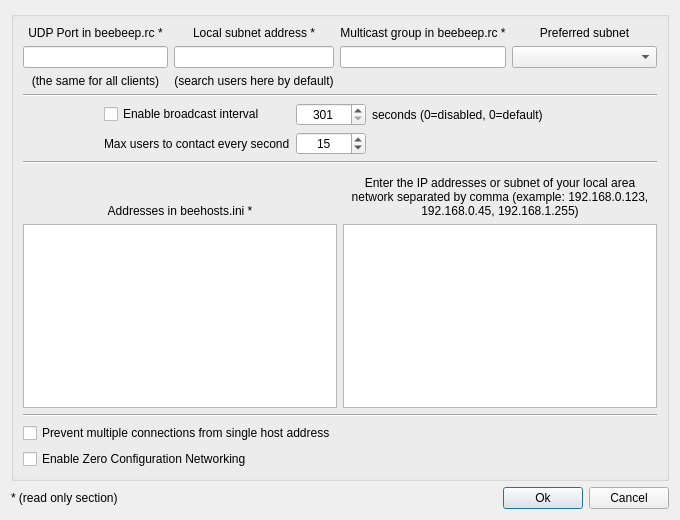
Qt form src/desktop/GuiNetwork.ui (hwgao/beebeep) before a commit.
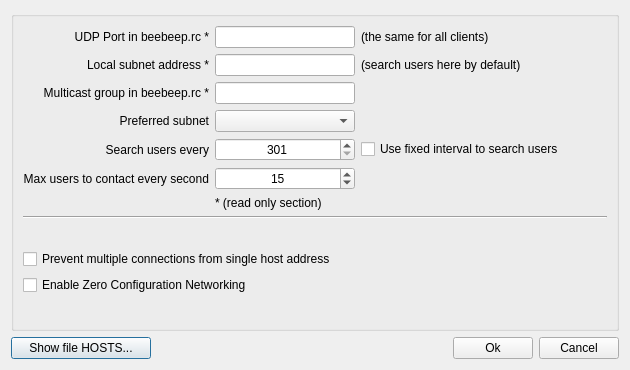
The same form after that commit.

Commit message: Developing of 4.0.1 started - Removed debug message on focus changed - Connections are now deleted after closing (to test) - Tick counter is in another thread (not blocked by GUI) - Only 1 timer in application managed by TickManager - Network Manager has now a simplified GUI

```diff
--- a/src/desktop/GuiNetwork.ui
+++ b/src/desktop/GuiNetwork.ui
@@ -6,16 +6,52 @@
    <rect>
     <x>0</x>
     <y>0</y>
-    <width>680</width>
-    <height>520</height>
+    <width>630</width>
+    <height>370</height>
    </rect>
   </property>
-  <layout class="QGridLayout" name="gridLayout_5">
+  <layout class="QGridLayout" name="gridLayout_3">
    <item row="0" column="0" colspan="4">
     <widget class="QGroupBox" name="mp_boxBroadcast">
-     <layout class="QGridLayout" name="gridLayout_4">
-      <item row="0" column="0">
+     <layout class="QGridLayout" name="gridLayout_2">
+      <item row="4" column="0" colspan="2">
+       <widget class="QCheckBox" name="mp_cbPreventMultipleConnectionsFromSingleHostAddress">
+        <property name="text">
+         <string>Prevent multiple connections from single host address</string>
+        </property>
+       </widget>
+      </item>
+      <item row="2" column="0" colspan="3">
+       <widget class="Line" name="line_2">
+        <property name="orientation">
+         <enum>Qt::Horizontal</enum>
+        </property>
+       </widget>
+      </item>
+      <item row="0" column="0" colspan="3">
        <layout class="QGridLayout" name="gridLayout">
+        <item row="0" column="1">
+         <widget class="QLineEdit" name="mp_leUdpPort">
+          <property name="sizePolicy">
+           <sizepolicy hsizetype="Preferred" vsizetype="Fixed">
+            <horstretch>0</horstretch>
+            <verstretch>0</verstretch>
+           </sizepolicy>
+          </property>
+          <property name="minimumSize">
+           <size>
+            <width>140</width>
+            <height>0</height>
+           </size>
+          </property>
+          <property name="alignment">
+           <set>Qt::AlignCenter</set>
+          </property>
+          <property name="readOnly">
+           <bool>true</bool>
+          </property>
+         </widget>
+        </item>
         <item row="0" column="0">
          <widget class="QLabel" name="mp_lUdpPort">
           <property name="text">
@@ -25,172 +61,125 @@
            <enum>Qt::PlainText</enum>
           </property>
           <property name="alignment">
-           <set>Qt::AlignCenter</set>
+           <set>Qt::AlignRight|Qt::AlignTrailing|Qt::AlignVCenter</set>
           </property>
          </widget>
         </item>
-        <item row="0" column="1">
-         <widget class="QLabel" name="mp_lBase">
-          <property name="text">
-           <string>Local subnet address *</string>
+        <item row="3" column="2">
+         <spacer name="horizontalSpacer_7">
+          <property name="orientation">
+           <enum>Qt::Horizontal</enum>
           </property>
-          <property name="textFormat">
-           <enum>Qt::PlainText</enum>
+          <property name="sizeHint" stdset="0">
+           <size>
+            <width>40</width>
+            <height>20</height>
+           </size>
           </property>
-          <property name="alignment">
-           <set>Qt::AlignCenter</set>
+         </spacer>
+        </item>
+        <item row="2" column="2">
+         <spacer name="horizontalSpacer_6">
+          <property name="orientation">
+           <enum>Qt::Horizontal</enum>
           </property>
-         </widget>
+          <property name="sizeHint" stdset="0">
+           <size>
+            <width>40</width>
+            <height>20</height>
+           </size>
+          </property>
+         </spacer>
         </item>
-        <item row="0" column="2">
-         <widget class="QLabel" name="mp_lMulticastGroup">
+        <item row="1" column="2">
+         <widget class="QLabel" name="mp_lHelpSubnet">
           <property name="sizePolicy">
-           <sizepolicy hsizetype="Minimum" vsizetype="Preferred">
+           <sizepolicy hsizetype="Expanding" vsizetype="Preferred">
             <horstretch>0</horstretch>
             <verstretch>0</verstretch>
            </sizepolicy>
           </property>
           <property name="text">
-           <string>Multicast group in beebeep.rc *</string>
+           <string>(search users here by default)</string>
           </property>
-          <property name="textFormat">
-           <enum>Qt::PlainText</enum>
-          </property>
           <property name="alignment">
-           <set>Qt::AlignCenter</set>
-          </property>
-         </widget>
-        </item>
-        <item row="0" column="3">
-         <widget class="QLabel" name="mp_lPreferredSubnet">
-          <property name="text">
-           <string>Preferred subnet</string>
-          </property>
-          <property name="alignment">
-           <set>Qt::AlignCenter</set>
-          </property>
-         </widget>
-        </item>
-        <item row="1" column="0">
-         <widget class="QLineEdit" name="mp_leUdpPort">
-          <property name="minimumSize">
-           <size>
-            <width>120</width>
-            <height>0</height>
-           </size>
-          </property>
-          <property name="alignment">
-           <set>Qt::AlignCenter</set>
-          </property>
-          <property name="readOnly">
-           <bool>true</bool>
+           <set>Qt::AlignLeading|Qt::AlignLeft|Qt::AlignVCenter</set>
           </property>
          </widget>
         </item>
         <item row="1" column="1">
          <widget class="QLineEdit" name="mp_leSubnet">
-          <property name="minimumSize">
-           <size>
-            <width>120</width>
-            <height>0</height>
-           </size>
-          </property>
-          <property name="alignment">
-           <set>Qt::AlignCenter</set>
-          </property>
-          <property name="readOnly">
-           <bool>true</bool>
-          </property>
-         </widget>
-        </item>
-        <item row="1" column="2">
-         <widget class="QLineEdit" name="mp_leMulticastGroup">
-          <property name="minimumSize">
-           <size>
-            <width>120</width>
-            <height>0</height>
-           </size>
-          </property>
-          <property name="alignment">
-           <set>Qt::AlignCenter</set>
-          </property>
-          <property name="readOnly">
-           <bool>true</bool>
-          </property>
-         </widget>
-        </item>
-        <item row="1" column="3">
-         <widget class="QComboBox" name="mp_comboPreferredSubnet">
           <property name="sizePolicy">
-           <sizepolicy hsizetype="Expanding" vsizetype="Fixed">
+           <sizepolicy hsizetype="Preferred" vsizetype="Fixed">
             <horstretch>0</horstretch>
             <verstretch>0</verstretch>
            </sizepolicy>
           </property>
           <property name="minimumSize">
            <size>
-            <width>120</width>
+            <width>140</width>
             <height>0</height>
            </size>
           </property>
          </widget>
         </item>
         <item row="2" column="0">
+         <widget class="QLabel" name="mp_lMulticastGroup">
+          <property name="text">
+           <string>Multicast group in beebeep.rc *</string>
+          </property>
+          <property name="textFormat">
+           <enum>Qt::PlainText</enum>
+          </property>
+          <property name="alignment">
+           <set>Qt::AlignRight|Qt::AlignTrailing|Qt::AlignVCenter</set>
+          </property>
+         </widget>
+        </item>
+        <item row="0" column="2">
          <widget class="QLabel" name="mp_lHelpUdp">
+          <property name="sizePolicy">
+           <sizepolicy hsizetype="Expanding" vsizetype="Preferred">
+            <horstretch>0</horstretch>
+            <verstretch>0</verstretch>
+           </sizepolicy>
+          </property>
           <property name="text">
            <string>(the same for all clients)</string>
           </property>
           <property name="alignment">
-           <set>Qt::AlignCenter</set>
+           <set>Qt::AlignLeading|Qt::AlignLeft|Qt::AlignVCenter</set>
           </property>
          </widget>
         </item>
-        <item row="2" column="1">
-         <widget class="QLabel" name="mp_lHelpSubnet">
+        <item row="1" column="0">
+         <widget class="QLabel" name="mp_lBase">
           <property name="text">
-           <string>(search users here by default)</string>
+           <string>Local subnet address *</string>
           </property>
+          <property name="textFormat">
+           <enum>Qt::PlainText</enum>
+          </property>
           <property name="alignment">
-           <set>Qt::AlignCenter</set>
+           <set>Qt::AlignRight|Qt::AlignTrailing|Qt::AlignVCenter</set>
           </property>
          </widget>
         </item>
-       </layout>
-      </item>
-      <item row="1" column="0">
-       <widget class="Line" name="line">
-        <property name="orientation">
-         <enum>Qt::Horizontal</enum>
-        </property>
-       </widget>
-      </item>
-      <item row="2" column="0">
-       <layout class="QGridLayout" name="gridLayout_3">
-        <item row="0" column="4">
-         <spacer name="horizontalSpacer_3">
-          <property name="orientation">
-           <enum>Qt::Horizontal</enum>
-          </property>
-          <property name="sizeHint" stdset="0">
-           <size>
-            <width>108</width>
-            <height>20</height>
-           </size>
-          </property>
-         </spacer>
-        </item>
-        <item row="0" column="1">
-         <widget class="QCheckBox" name="mp_cbBroadcastInterval">
+        <item row="4" column="0">
+         <widget class="QLabel" name="mp_lBroadcastInterval">
           <property name="text">
-           <string>Enable broadcast interval</string>
+           <string>Search users every</string>
           </property>
+          <property name="alignment">
+           <set>Qt::AlignRight|Qt::AlignTrailing|Qt::AlignVCenter</set>
+          </property>
          </widget>
         </item>
-        <item row="0" column="2">
+        <item row="4" column="1">
          <widget class="QSpinBox" name="mp_sbBroadcastInterval">
           <property name="minimumSize">
            <size>
-            <width>70</width>
+            <width>140</width>
             <height>0</height>
            </size>
           </property>
@@ -214,25 +203,89 @@
           </property>
          </widget>
         </item>
-        <item row="1" column="1">
+        <item row="3" column="1">
+         <widget class="QComboBox" name="mp_comboPreferredSubnet">
+          <property name="minimumSize">
+           <size>
+            <width>140</width>
+            <height>0</height>
+           </size>
+          </property>
+         </widget>
+        </item>
+        <item row="5" column="2">
+         <spacer name="horizontalSpacer">
+          <property name="orientation">
+           <enum>Qt::Horizontal</enum>
+          </property>
+          <property name="sizeHint" stdset="0">
+           <size>
+            <width>40</width>
+            <height>20</height>
+           </size>
+          </property>
+         </spacer>
+        </item>
+        <item row="3" column="0">
+         <widget class="QLabel" name="mp_lPreferredSubnet">
+          <property name="text">
+           <string>Preferred subnet</string>
+          </property>
+          <property name="alignment">
+           <set>Qt::AlignRight|Qt::AlignTrailing|Qt::AlignVCenter</set>
+          </property>
+         </widget>
+        </item>
+        <item row="2" column="1">
+         <widget class="QLineEdit" name="mp_leMulticastGroup">
+          <property name="sizePolicy">
+           <sizepolicy hsizetype="Preferred" vsizetype="Fixed">
+            <horstretch>0</horstretch>
+            <verstretch>0</verstretch>
+           </sizepolicy>
+          </property>
+          <property name="minimumSize">
+           <size>
+            <width>140</width>
+            <height>0</height>
+           </size>
+          </property>
+          <property name="alignment">
+           <set>Qt::AlignCenter</set>
+          </property>
+          <property name="readOnly">
+           <bool>true</bool>
+          </property>
+         </widget>
+        </item>
+        <item row="4" column="2">
+         <widget class="QCheckBox" name="mp_cbBroadcastInterval">
+          <property name="sizePolicy">
+           <sizepolicy hsizetype="Expanding" vsizetype="Fixed">
+            <horstretch>0</horstretch>
+            <verstretch>0</verstretch>
+           </sizepolicy>
+          </property>
+          <property name="text">
+           <string>Use fixed interval to search users</string>
+          </property>
+         </widget>
+        </item>
+        <item row="5" column="0">
          <widget class="QLabel" name="mp_lMaxUsersToContact">
           <property name="text">
            <string>Max users to contact every second</string>
           </property>
-         </widget>
-        </item>
-        <item row="0" column="3">
-         <widget class="QLabel" name="mp_lBroadcastIntervalSuffix">
-          <property name="text">
-           <string>seconds (0=disabled, 0=default)</string>
+          <property name="alignment">
+           <set>Qt::AlignRight|Qt::AlignTrailing|Qt::AlignVCenter</set>
           </property>
          </widget>
         </item>
-        <item row="1" column="2">
+        <item row="5" column="1">
          <widget class="QSpinBox" name="mp_sbMaxUsersToContact">
           <property name="minimumSize">
            <size>
-            <width>70</width>
+            <width>140</width>
             <height>0</height>
            </size>
           </property>
@@ -253,156 +306,61 @@
           </property>
          </widget>
         </item>
-        <item row="0" column="0">
-         <spacer name="horizontalSpacer_4">
-          <property name="orientation">
-           <enum>Qt::Horizontal</enum>
+        <item row="6" column="1">
+         <widget class="QLabel" name="mp_lRO">
+          <property name="text">
+           <string>* (read only section)</string>
           </property>
-          <property name="sizeHint" stdset="0">
-           <size>
-            <width>40</width>
-            <height>20</height>
-           </size>
-          </property>
-         </spacer>
-        </item>
-        <item row="1" column="0">
-         <spacer name="horizontalSpacer_5">
-          <property name="orientation">
-           <enum>Qt::Horizontal</enum>
-          </property>
-          <property name="sizeHint" stdset="0">
-           <size>
-            <width>40</width>
-            <height>20</height>
-           </size>
-          </property>
-         </spacer>
-        </item>
-        <item row="1" column="3" colspan="2">
-         <spacer name="horizontalSpacer">
-          <property name="orientation">
-           <enum>Qt::Horizontal</enum>
-          </property>
-          <property name="sizeHint" stdset="0">
-           <size>
-            <width>40</width>
-            <height>20</height>
-           </size>
-          </property>
-         </spacer>
+         </widget>
         </item>
        </layout>
       </item>
-      <item row="3" column="0">
-       <widget class="Line" name="line_2">
+      <item row="6" column="0" colspan="3">
+       <spacer name="verticalSpacer">
         <property name="orientation">
-         <enum>Qt::Horizontal</enum>
+         <enum>Qt::Vertical</enum>
         </property>
-       </widget>
-      </item>
-      <item row="4" column="0">
-       <layout class="QGridLayout" name="gridLayout_2">
-        <property name="sizeConstraint">
-         <enum>QLayout::SetMinimumSize</enum>
+        <property name="sizeHint" stdset="0">
+         <size>
+          <width>20</width>
+          <height>40</height>
+         </size>
         </property>
-        <item row="4" column="1">
-         <widget class="QPlainTextEdit" name="mp_teAddressesInSettings">
-          <property name="sizePolicy">
-           <sizepolicy hsizetype="Expanding" vsizetype="MinimumExpanding">
-            <horstretch>0</horstretch>
-            <verstretch>0</verstretch>
-           </sizepolicy>
-          </property>
-          <property name="plainText">
-           <string notr="true"/>
-          </property>
-         </widget>
-        </item>
-        <item row="4" column="0">
-         <widget class="QPlainTextEdit" name="mp_teAddressesInHosts">
-          <property name="sizePolicy">
-           <sizepolicy hsizetype="Expanding" vsizetype="MinimumExpanding">
-            <horstretch>0</horstretch>
-            <verstretch>0</verstretch>
-           </sizepolicy>
-          </property>
-          <property name="undoRedoEnabled">
-           <bool>false</bool>
-          </property>
-          <property name="readOnly">
-           <bool>true</bool>
-          </property>
-          <property name="plainText">
-           <string notr="true"/>
-          </property>
-         </widget>
-        </item>
-        <item row="2" column="0" rowspan="2">
-         <widget class="QLabel" name="mp_lHostIni">
-          <property name="text">
-           <string>Addresses in beehosts.ini *</string>
-          </property>
-          <property name="textFormat">
-           <enum>Qt::PlainText</enum>
-          </property>
-          <property name="alignment">
-           <set>Qt::AlignBottom|Qt::AlignHCenter</set>
-          </property>
-         </widget>
-        </item>
-        <item row="3" column="1">
-         <widget class="QLabel" name="mp_lBroadcast">
-          <property name="text">
-           <string>Enter the IP addresses or subnet of your local area network separated by comma (example: 192.168.0.123, 192.168.0.45, 192.168.1.255)</string>
-          </property>
-          <property name="textFormat">
-           <enum>Qt::PlainText</enum>
-          </property>
-          <property name="alignment">
-           <set>Qt::AlignBottom|Qt::AlignHCenter</set>
-          </property>
-          <property name="wordWrap">
-           <bool>true</bool>
-          </property>
-         </widget>
-        </item>
-       </layout>
+       </spacer>
       </item>
       <item row="5" column="0">
-       <widget class="Line" name="line_4">
-        <property name="orientation">
-         <enum>Qt::Horizontal</enum>
-        </property>
-       </widget>
-      </item>
-      <item row="6" column="0">
-       <widget class="QCheckBox" name="mp_cbPreventMultipleConnectionsFromSingleHostAddress">
-        <property name="text">
-         <string>Prevent multiple connections from single host address</string>
-        </property>
-       </widget>
-      </item>
-      <item row="7" column="0">
        <widget class="QCheckBox" name="mp_cbEnableMDns">
         <property name="text">
          <string>Enable Zero Configuration Networking</string>
         </property>
        </widget>
       </item>
+      <item row="3" column="0" colspan="3">
+       <spacer name="verticalSpacer_2">
+        <property name="orientation">
+         <enum>Qt::Vertical</enum>
+        </property>
+        <property name="sizeHint" stdset="0">
+         <size>
+          <width>20</width>
+          <height>40</height>
+         </size>
+        </property>
+       </spacer>
+      </item>
      </layout>
     </widget>
    </item>
    <item row="1" column="0">
-    <widget class="QLabel" name="mp_lRO">
-     <property name="sizePolicy">
-      <sizepolicy hsizetype="Expanding" vsizetype="Preferred">
-       <horstretch>0</horstretch>
-       <verstretch>0</verstretch>
-      </sizepolicy>
+    <widget class="QPushButton" name="mp_pbShowFileHosts">
+     <property name="minimumSize">
+      <size>
+       <width>140</width>
+       <height>0</height>
+      </size>
      </property>
      <property name="text">
-      <string>* (read only section)</string>
+      <string>Show file HOSTS...</string>
      </property>
     </widget>
    </item>
```
Left out of the diff: 11 changed lines with no effect on the pictures. The commit also changes 48 other files.
